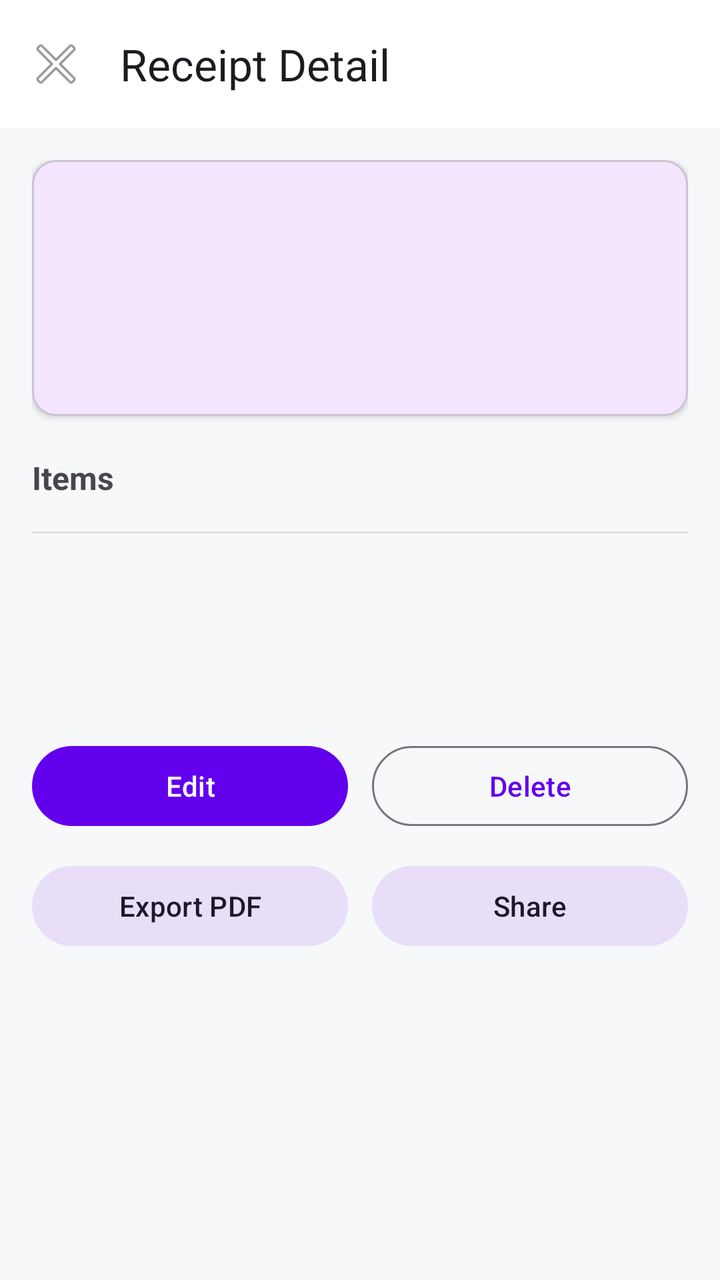
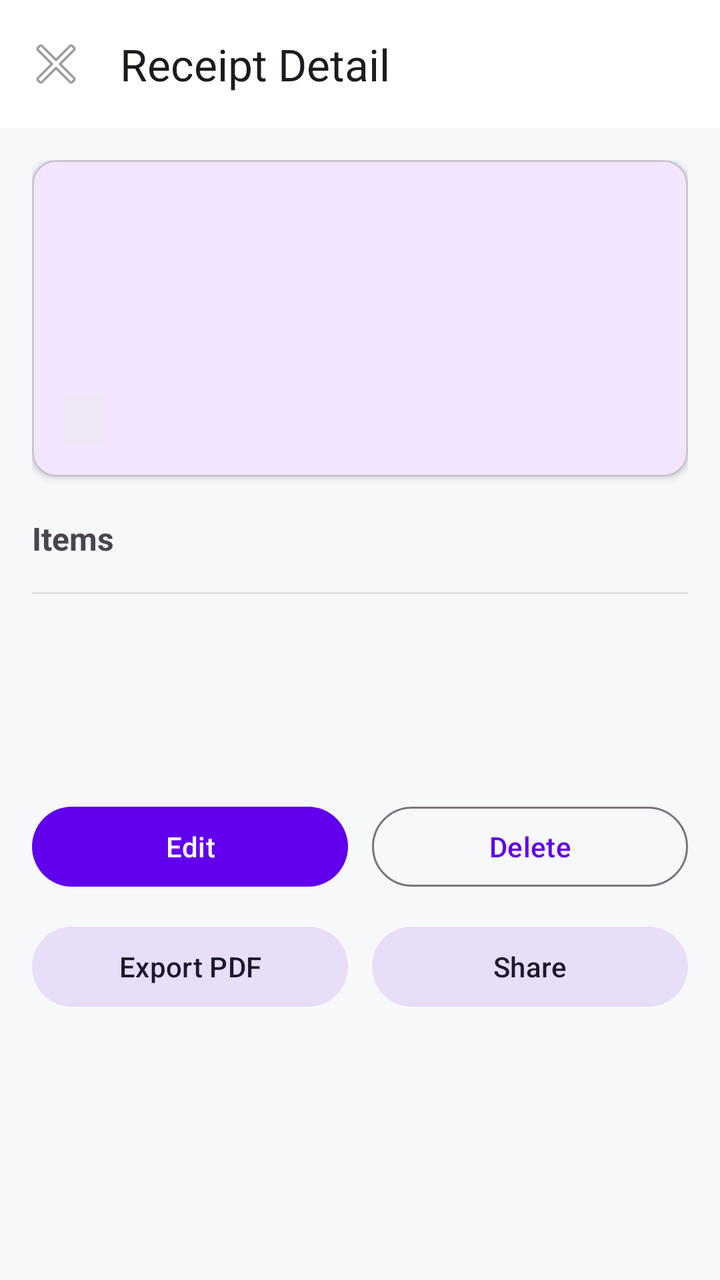

Screens rendered from an Android XML layout before and after an edit, with the pre-edit source and the edit as a unified diff.
<!-- AndroidManifest.xml: application theme Theme.AIReceiptScanner -->
<!-- res/layout/activity_detail.xml -->
<?xml version="1.0" encoding="utf-8"?>
<androidx.coordinatorlayout.widget.CoordinatorLayout xmlns:android="http://schemas.android.com/apk/res/android"
    xmlns:app="http://schemas.android.com/apk/res-auto"
    android:layout_width="match_parent"
    android:layout_height="match_parent"
    android:background="@color/background_light">

    <com.google.android.material.appbar.AppBarLayout
        android:layout_width="match_parent"
        android:layout_height="wrap_content"
        android:background="@color/surface_light">

        <androidx.appcompat.widget.Toolbar
            android:id="@+id/toolbar"
            android:layout_width="match_parent"
            android:layout_height="?attr/actionBarSize"
            app:title="@string/title_receipt_detail"
            app:navigationIcon="@android:drawable/ic_menu_close_clear_cancel" />
    </com.google.android.material.appbar.AppBarLayout>

    <ScrollView
        android:layout_width="match_parent"
        android:layout_height="match_parent"
        app:layout_behavior="@string/appbar_scrolling_view_behavior">

        <LinearLayout
            android:layout_width="match_parent"
            android:layout_height="wrap_content"
            android:orientation="vertical"
            android:padding="16dp">

            <com.google.android.material.card.MaterialCardView
                android:layout_width="match_parent"
                android:layout_height="wrap_content"
                app:cardCornerRadius="12dp"
                app:cardElevation="2dp">

                <LinearLayout
                    android:layout_width="match_parent"
                    android:layout_height="wrap_content"
                    android:orientation="vertical"
                    android:padding="16dp">

                    <TextView
                        android:id="@+id/tvShopName"
                        android:layout_width="wrap_content"
                        android:layout_height="wrap_content"
                        android:textSize="20sp"
                        android:textStyle="bold" />

                    <TextView
                        android:id="@+id/tvInvoiceNumber"
                        android:layout_width="wrap_content"
                        android:layout_height="wrap_content"
                        android:layout_marginTop="4dp"
                        android:textSize="14sp" />

                    <TextView
                        android:id="@+id/tvDateTime"
                        android:layout_width="wrap_content"
                        android:layout_height="wrap_content"
                        android:layout_marginTop="4dp"
                        android:textColor="#757575"
                        android:textSize="14sp" />

                    <TextView
                        android:id="@+id/tvPaymentMethod"
                        android:layout_width="wrap_content"
                        android:layout_height="wrap_content"
                        android:layout_marginTop="4dp"
                        android:textColor="#757575"
                        android:textSize="14sp" />
                </LinearLayout>
            </com.google.android.material.card.MaterialCardView>

            <TextView
                android:layout_width="wrap_content"
                android:layout_height="wrap_content"
                android:layout_marginTop="20dp"
                android:text="@string/section_items"
                android:textStyle="bold"
                android:textSize="16sp" />

            <LinearLayout
                android:id="@+id/itemsContainer"
                android:layout_width="match_parent"
                android:layout_height="wrap_content"
                android:orientation="vertical"
                android:layout_marginTop="4dp" />

            <View
                android:layout_width="match_parent"
                android:layout_height="1dp"
                android:layout_marginTop="12dp"
                android:background="#E0E0E0" />

            <TextView
                android:id="@+id/tvSubtotal"
                android:layout_width="match_parent"
                android:layout_height="wrap_content"
                android:layout_marginTop="12dp"
                android:gravity="end"
                android:textSize="14sp" />

            <TextView
                android:id="@+id/tvGst"
                android:layout_width="match_parent"
                android:layout_height="wrap_content"
                android:gravity="end"
                android:textSize="14sp" />

            <TextView
                android:id="@+id/tvTotal"
                android:layout_width="match_parent"
                android:layout_height="wrap_content"
                android:layout_marginTop="4dp"
                android:gravity="end"
                android:textSize="18sp"
                android:textStyle="bold" />

            <LinearLayout
                android:layout_width="match_parent"
                android:layout_height="wrap_content"
                android:layout_marginTop="24dp"
                android:orientation="horizontal">

                <com.google.android.material.button.MaterialButton
                    android:id="@+id/btnEdit"
                    android:layout_width="0dp"
                    android:layout_height="wrap_content"
                    android:layout_weight="1"
                    android:layout_marginEnd="6dp"
                    android:text="@string/action_edit" />

                <com.google.android.material.button.MaterialButton
                    android:id="@+id/btnDelete"
                    style="@style/Widget.Material3.Button.OutlinedButton"
                    android:layout_width="0dp"
                    android:layout_height="wrap_content"
                    android:layout_weight="1"
                    android:layout_marginStart="6dp"
                    android:text="@string/action_delete" />
            </LinearLayout>

            <LinearLayout
                android:layout_width="match_parent"
                android:layout_height="wrap_content"
                android:layout_marginTop="12dp"
                android:orientation="horizontal">

                <com.google.android.material.button.MaterialButton
                    android:id="@+id/btnExportPdf"
                    style="@style/Widget.Material3.Button.TonalButton"
                    android:layout_width="0dp"
                    android:layout_height="wrap_content"
                    android:layout_weight="1"
                    android:layout_marginEnd="6dp"
                    android:text="@string/action_export_pdf" />

                <com.google.android.material.button.MaterialButton
                    android:id="@+id/btnShare"
                    style="@style/Widget.Material3.Button.TonalButton"
                    android:layout_width="0dp"
                    android:layout_height="wrap_content"
                    android:layout_weight="1"
                    android:layout_marginStart="6dp"
                    android:text="@string/action_share" />
            </LinearLayout>

        </LinearLayout>
    </ScrollView>

</androidx.coordinatorlayout.widget.CoordinatorLayout>
<!-- resources referenced by this layout -->
<resources>
  <color name="background_light">#FFF6F8FA</color>
  <color name="surface_light">#FFFFFFFF</color>
  <string name="action_delete">Delete</string>
  <string name="action_edit">Edit</string>
  <string name="action_export_pdf">Export PDF</string>
  <string name="action_share">Share</string>
  <string name="section_items">Items</string>
  <string name="title_receipt_detail">Receipt Detail</string>
  <style name="Theme.AIReceiptScanner" parent="Theme.Material3.DayNight.NoActionBar">
          <item name="colorPrimary">@color/purple_500</item>
          <item name="colorOnPrimary">@color/white</item>
      </style>
  <color name="purple_500">#FF6200EE</color>
  <color name="white">#FFFFFFFF</color>
</resources>

<!-- the commit's change to res/layout/activity_detail.xml (unified diff, before → after) -->
@@ -70,6 +70,18 @@
                         android:layout_marginTop="4dp"
                         android:textColor="#757575"
                         android:textSize="14sp" />
+
+                    <TextView
+                        android:id="@+id/tvCategory"
+                        android:layout_width="wrap_content"
+                        android:layout_height="wrap_content"
+                        android:layout_marginTop="6dp"
+                        android:background="#EDE7F6"
+                        android:paddingHorizontal="10dp"
+                        android:paddingVertical="4dp"
+                        android:textColor="#5E35B1"
+                        android:textSize="12sp"
+                        android:textStyle="bold" />
                 </LinearLayout>
             </com.google.android.material.card.MaterialCardView>
 
